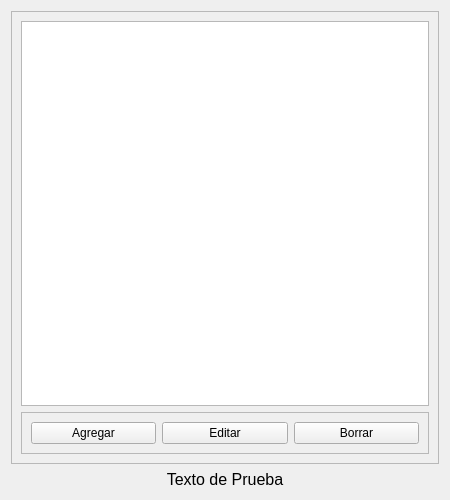
Before: the Qt Designer form invicoliqpyqt/view/table_factureros.ui in fscorrales/invicoliqpyqt, drawn with Qt 5.
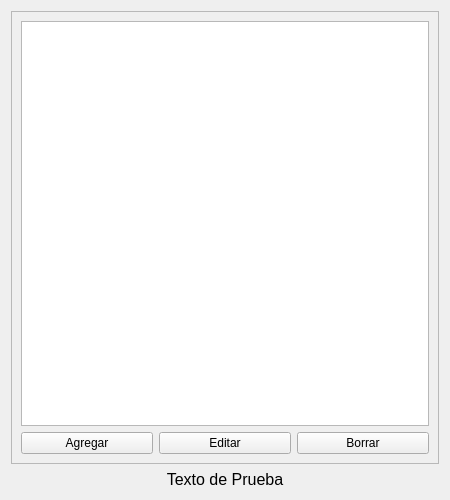
After: the same form once the commit is applied.

The edit to the form file:
```diff
--- a/invicoliqpyqt/view/table_factureros.ui
+++ b/invicoliqpyqt/view/table_factureros.ui
@@ -14,37 +14,17 @@
    <string>Listado Factureros</string>
   </property>
   <layout class="QGridLayout" name="gridLayout">
-   <item row="0" column="0">
-    <widget class="QScrollArea" name="scrollArea">
-     <property name="sizePolicy">
-      <sizepolicy hsizetype="Expanding" vsizetype="Expanding">
-       <horstretch>0</horstretch>
-       <verstretch>0</verstretch>
-      </sizepolicy>
+   <item row="3" column="0">
+    <widget class="QLabel" name="lbl_test">
+     <property name="text">
+      <string>&lt;html&gt;&lt;head/&gt;&lt;body&gt;&lt;p align=&quot;center&quot;&gt;&lt;span style=&quot; font-size:12pt;&quot;&gt;Texto de Prueba&lt;/span&gt;&lt;/p&gt;&lt;/body&gt;&lt;/html&gt;</string>
      </property>
-     <property name="widgetResizable">
-      <bool>true</bool>
+     <property name="alignment">
+      <set>Qt::AlignCenter</set>
      </property>
-     <widget class="QWidget" name="scrollAreaWidgetContents">
-      <property name="geometry">
-       <rect>
-        <x>0</x>
-        <y>0</y>
-        <width>430</width>
-        <height>455</height>
-       </rect>
-      </property>
-      <property name="sizePolicy">
-       <sizepolicy hsizetype="Preferred" vsizetype="Preferred">
-        <horstretch>0</horstretch>
-        <verstretch>0</verstretch>
-       </sizepolicy>
-      </property>
-      <layout class="QGridLayout" name="gridLayout_2">
-       <item row="0" column="0">
-        <widget class="QTableView" name="table"/>
-       </item>
-       <item row="2" column="0">
+    </widget>
+   </item>
+   <item row="0" column="0">
         <widget class="QFrame" name="frame">
          <property name="frameShape">
           <enum>QFrame::StyledPanel</enum>
@@ -52,43 +32,32 @@
          <property name="frameShadow">
           <enum>QFrame::Raised</enum>
          </property>
-         <layout class="QGridLayout" name="gridLayout_3">
-          <item row="0" column="2">
+     <layout class="QGridLayout" name="gridLayout_2">
+      <item row="0" column="0" colspan="6">
+       <widget class="QTableView" name="table"/>
+      </item>
+      <item row="2" column="0" colspan="2">
            <widget class="QPushButton" name="btn_add">
             <property name="text">
              <string>Agregar</string>
             </property>
            </widget>
           </item>
-          <item row="0" column="4">
-           <widget class="QPushButton" name="btn_del">
-            <property name="text">
-             <string>Borrar</string>
-            </property>
-           </widget>
-          </item>
-          <item row="0" column="3">
+      <item row="2" column="2" colspan="2">
            <widget class="QPushButton" name="btn_edit">
             <property name="text">
              <string>Editar</string>
             </property>
            </widget>
           </item>
-         </layout>
-        </widget>
-       </item>
-      </layout>
-     </widget>
-    </widget>
-   </item>
-   <item row="1" column="0">
-    <widget class="QLabel" name="lbl_test">
+      <item row="2" column="4" colspan="2">
+       <widget class="QPushButton" name="btn_del">
      <property name="text">
-      <string>&lt;html&gt;&lt;head/&gt;&lt;body&gt;&lt;p align=&quot;center&quot;&gt;&lt;span style=&quot; font-size:12pt;&quot;&gt;Texto de Prueba&lt;/span&gt;&lt;/p&gt;&lt;/body&gt;&lt;/html&gt;</string>
-     </property>
-     <property name="alignment">
-      <set>Qt::AlignCenter</set>
-     </property>
+         <string>Borrar</string>
+        </property>
+       </widget>
+      </item>
+     </layout>
     </widget>
    </item>
   </layout>
```
Lines whose indentation alone changed are shown as unchanged.
